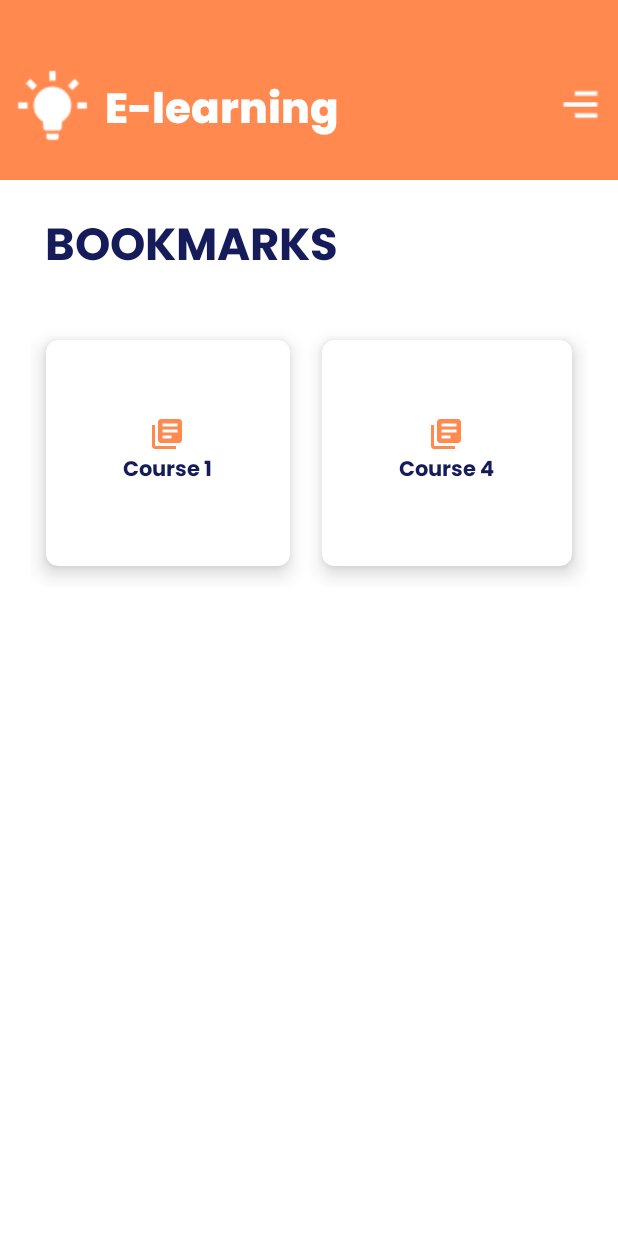
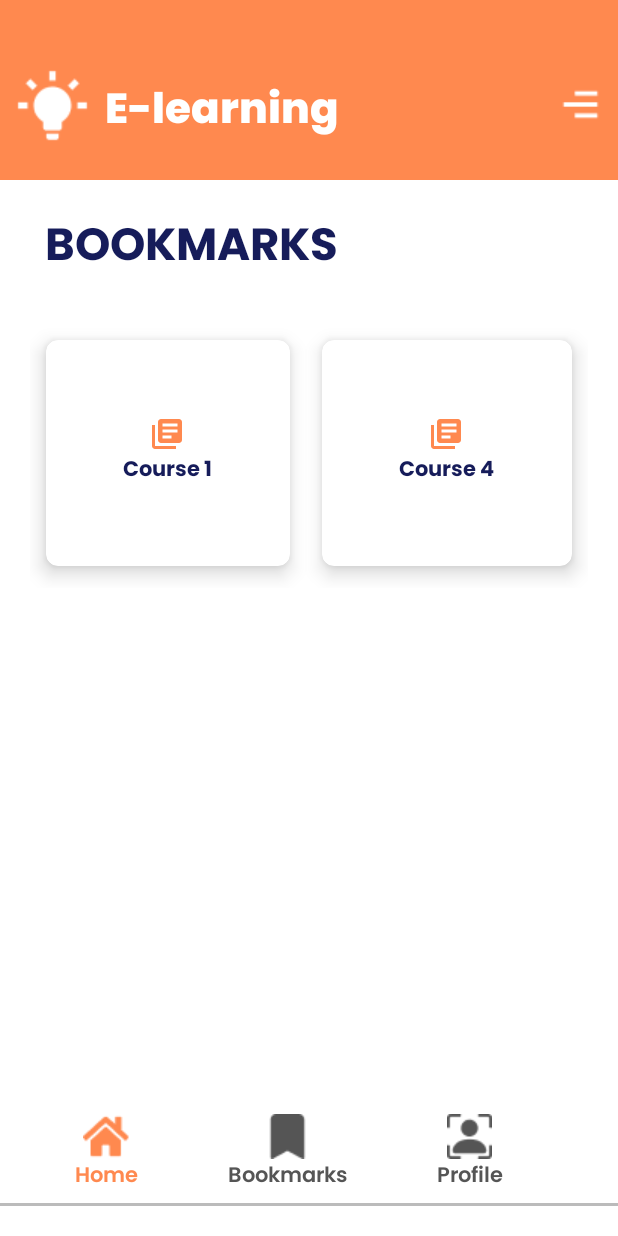
Before and after one commit to Janenjihia/Virtualschools, an Android app: the layout bookmark_layout.xml on its own in the app's theme, with its tools: preview values and no code run, on a phone screen of 412 x 824 dp. Run offline under Robolectric (Android 15) with nearby library versions, the phone set to English and light mode, and no system bars.

Commit message:
edit bookmark activity

```diff
--- a/app/src/main/AndroidManifest.xml
+++ b/app/src/main/AndroidManifest.xml
@@ -14,8 +14,9 @@
         android:theme="@style/Theme.VirtualSchools"
         tools:targetApi="31">
         <activity
-            android:name=".BookMarkActivity"
-            android:exported="false" />
+            android:name=".ui.BookMarkActivity"
+            android:exported="false"
+            android:theme="@style/NoBar"/>
         <activity
             android:name=".ui.LogInActivity"
             android:exported="false"
--- a/app/src/main/res/layout/bookmark_layout.xml
+++ b/app/src/main/res/layout/bookmark_layout.xml
@@ -45,6 +45,7 @@
 
 
     <GridLayout
+        android:id="@+id/grid"
         android:layout_width="match_parent"
         android:layout_height="wrap_content"
         android:layout_margin="20dp"
@@ -135,5 +136,73 @@
         </androidx.cardview.widget.CardView>
     </GridLayout>
 
+    <androidx.coordinatorlayout.widget.CoordinatorLayout
+        android:layout_width="match_parent"
+        android:layout_height="wrap_content"
+        android:layout_marginBottom="20dp"
+        app:layout_constraintBottom_toBottomOf="parent"
+        app:layout_constraintEnd_toEndOf="parent"
+        app:layout_constraintStart_toStartOf="parent">
+
+        <com.google.android.material.bottomappbar.BottomAppBar
+            android:id="@+id/bottomAppBar"
+            android:layout_width="match_parent"
+            android:layout_height="wrap_content"
+            android:layout_below="@id/grid"
+            android:layout_alignParentEnd="true"
+            android:layout_alignParentBottom="true"
+            android:layout_centerHorizontal="true"
+            android:layout_gravity="bottom"
+            android:layout_marginBottom="2dp">
+
+            <TextView
+                android:layout_width="wrap_content"
+                android:layout_height="wrap_content"
+                android:layout_marginStart="40dp"
+                android:layout_marginEnd="20dp"
+                android:fontFamily="@font/poppins_semibold"
+                android:paddingStart="10dp"
+                android:paddingTop="5dp"
+                android:paddingEnd="10dp"
+                android:paddingBottom="5dp"
+                android:text="Home"
+                android:textColor="@color/Orange"
+                app:drawableTopCompat="@drawable/home_"
+                tools:ignore="HardcodedText" />
+
+            <TextView
+                android:layout_width="wrap_content"
+                android:layout_height="wrap_content"
+                android:layout_marginStart="20dp"
+                android:layout_marginEnd="20dp"
+                android:fontFamily="@font/poppins_semibold"
+                android:paddingStart="10dp"
+                android:paddingTop="5dp"
+                android:paddingEnd="10dp"
+                android:paddingBottom="5dp"
+                android:text="Bookmarks"
+                android:textColor="#555555"
+                app:drawableTopCompat="@drawable/bookmark"
+                tools:ignore="HardcodedText" />
+
+            <TextView
+                android:layout_width="wrap_content"
+                android:layout_height="wrap_content"
+                android:layout_marginStart="20dp"
+                android:layout_marginEnd="20dp"
+                android:fontFamily="@font/poppins_semibold"
+                android:paddingStart="10dp"
+                android:paddingTop="5dp"
+                android:paddingEnd="10dp"
+                android:paddingBottom="5dp"
+                android:text="Profile"
+                android:textColor="#555555"
+                app:drawableTopCompat="@drawable/profile"
+                tools:ignore="HardcodedText" />
+        </com.google.android.material.bottomappbar.BottomAppBar>
+
+
+    </androidx.coordinatorlayout.widget.CoordinatorLayout>
+
 
 </androidx.constraintlayout.widget.ConstraintLayout>
```
